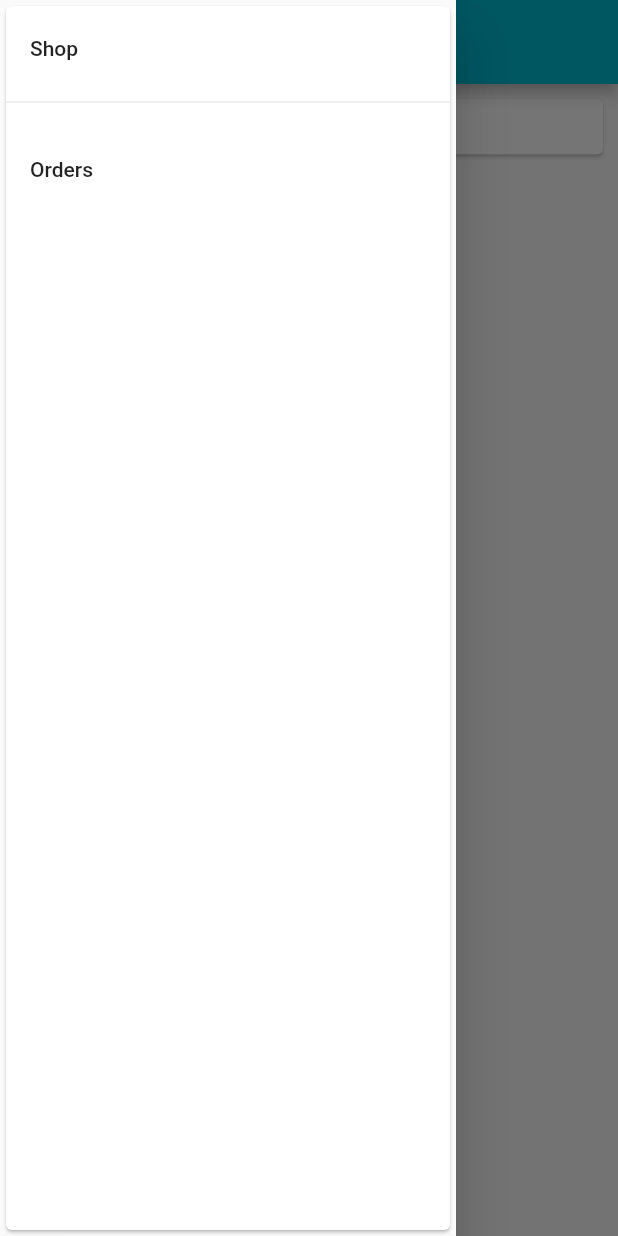
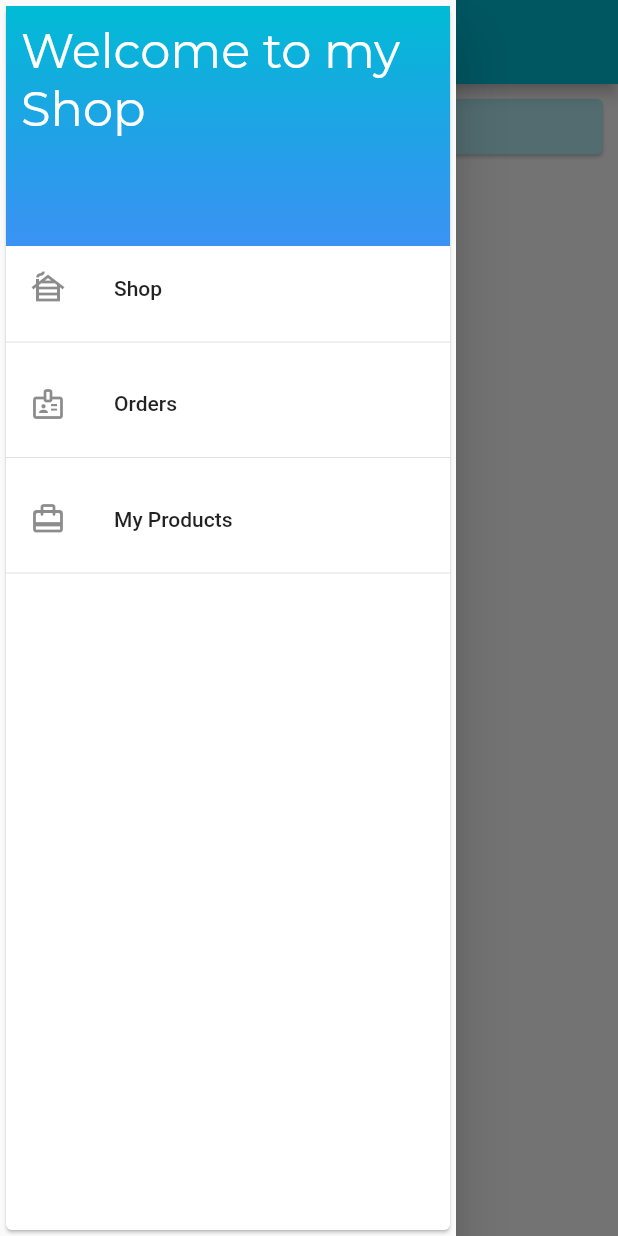
Before and after one commit to ehsonmiraz/shopapp, a Flutter app: the OrderScreen screen opened by its route, with the side drawer open, on a phone screen of 412 x 824 dp. Run offline on Flutter 3.47's test engine with Material 2 defaults, Android fonts, the phone set to English and light mode, and no system bars; our stand-ins replace google_fonts; network calls fail.

Commit message:
edit product added

```diff
--- a/lib/providers/products.dart
+++ b/lib/providers/products.dart
@@ -45,7 +45,9 @@ class Products with ChangeNotifier{
   List<Product> get favItems {
     return _items.where((item) => item.isFavourite==true).toList();
   }
-
+  int get itemsCount{
+    return _items.length;
+  }
   void addProduct(){
     //_items.add(value);
     notifyListeners();
--- a/lib/screens/order_screen.dart
+++ b/lib/screens/order_screen.dart
@@ -1,9 +1,9 @@
 import 'package:flutter/material.dart';
 import 'package:provider/provider.dart';
-import 'package:shopapp/providers/orders.dart';
-import 'package:shopapp/widgets/appdrawer.dart';
-import 'package:shopapp/widgets/cart_item.dart';
-import 'package:shopapp/widgets/order_item_widget.dart';
+import '../providers/orders.dart';
+import '../widgets/appdrawer.dart';
+import '../widgets/cart_item.dart';
+import '../widgets/order_item_widget.dart';
 import '../providers/cart.dart';
 class OrderScreen extends StatelessWidget {
   const OrderScreen({Key? key}) : super(key: key);
@@ -23,6 +23,7 @@ class OrderScreen extends StatelessWidget {
         children: <Widget>[
           Card(
               margin: EdgeInsets.all(10),
+              color: Theme.of(context).primaryColorLight,
               child:Padding(
                 padding: const EdgeInsets.all(8.0),
                 child: Row(
@@ -37,7 +38,7 @@ class OrderScreen extends StatelessWidget {
           order.itemCount<=0? Text("No orders yet !",style:Theme.of(context).textTheme.displayMedium):Expanded(
             child: ListView.builder(
               itemBuilder: (ctx,index){
-                return OrderItemWidget(orderItem:orderItems[index] , delete:order.removeItem);
+                return OrderItemWidget(orderItem:orderItems[index]);
               },
               itemCount: order.itemCount,
             ),
--- a/lib/widgets/appdrawer.dart
+++ b/lib/widgets/appdrawer.dart
@@ -1,4 +1,5 @@
 import 'package:flutter/material.dart';
+import 'package:shopapp/screens/my_products.dart';
 import 'package:shopapp/screens/order_screen.dart';
 
 import '../screens/overview_screen.dart';
@@ -12,16 +13,45 @@ class AppDrawer extends StatelessWidget {
       child: Card(
         child:Column(
           children: [
+            Container(
+                padding: EdgeInsets.all(10),
+                height: 160,
+                width: double.infinity,
+                decoration: BoxDecoration(
+                    gradient: LinearGradient(
+                      colors: [
+                      Colors.cyan,
+                      Color.fromRGBO(10, 120, 240, 0.8),
+                    ],
+                      begin: Alignment.topCenter,
+                      end: Alignment.bottomCenter,
+                    ),
+                ),
+                child: Text("Welcome to my Shop",style: Theme.of(context).textTheme.headlineLarge),
+
+            ),
             ListTile(
+              leading: Icon(Icons.cabin),
               title: Text("Shop"),
               onTap: (){Navigator.pushReplacementNamed(context, OverviewScreen.routeName);},
             ),
             Divider(),
-            SizedBox(height: 9,),
+            SizedBox(height: 5,),
             ListTile(
+              leading: Icon(Icons.badge_outlined),
               title: Text("Orders"),
               onTap: (){Navigator.pushReplacementNamed(context, OrderScreen.routeName);},
-            )
+
+            ),
+            Divider(),
+            SizedBox(height: 5,),
+            ListTile(
+              leading: Icon(Icons.card_travel_rounded),
+              title: Text("My Products"),
+              onTap: (){Navigator.pushReplacementNamed(context, MyProducts.routeName);},
+            ),
+            Divider(),
+            SizedBox(height: 5,),
           ],
         ),
       ),
```
Also changed, not shown: lib/main.dart (+6 -1 lines), lib/providers/orders.dart (+4 -3 lines), lib/screens/edit_product.dart (added, +67 -0 lines), lib/screens/my_products.dart (added, +30 -0 lines), lib/widgets/my_product_item_widget.dart (added, +36 -0 lines), lib/widgets/order_item_widget.dart (+20 -4 lines), lib/widgets/product-item.dart (+8 -0 lines).
